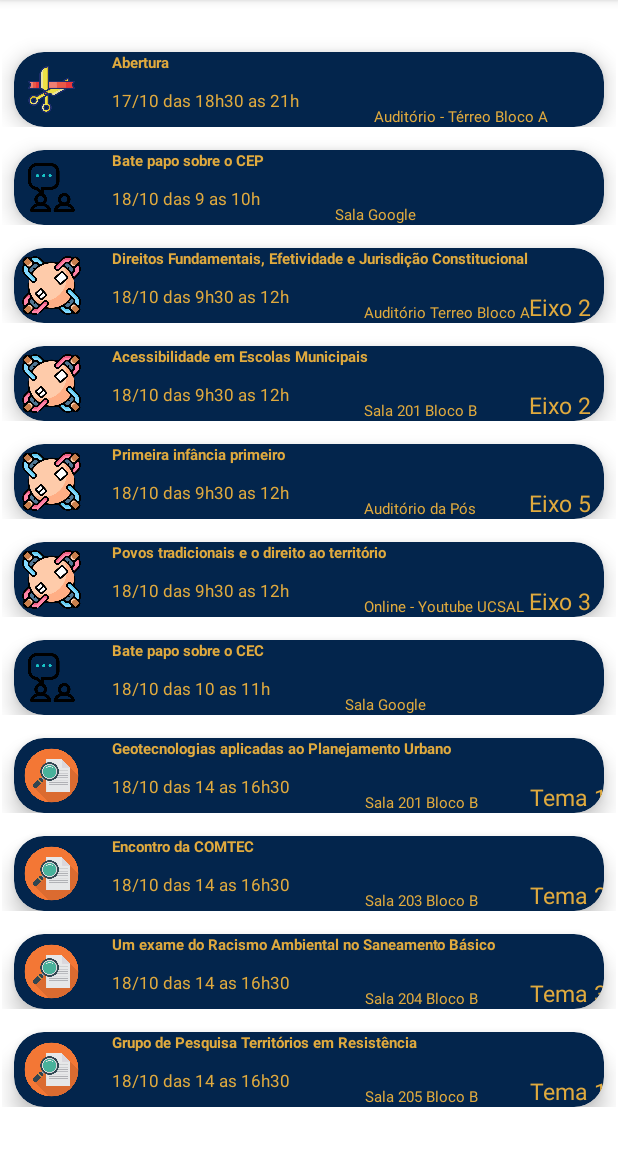
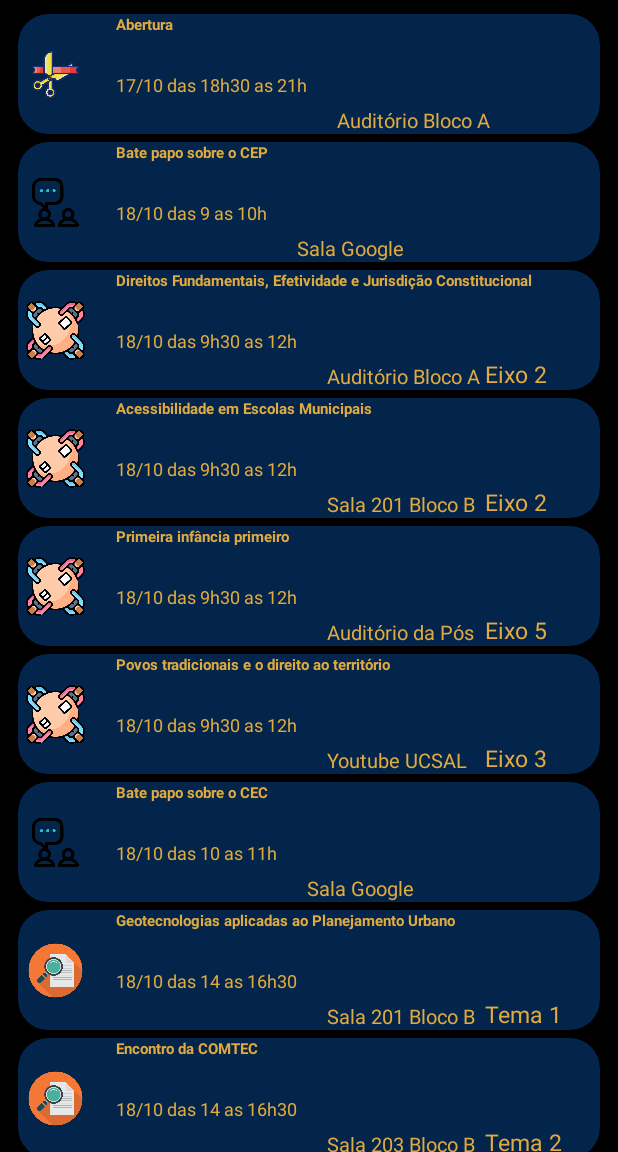
Before and after one commit to guilherme-boaventura/ProgramacaoSEMOC, an Android app: the MainActivity screen opened directly, with no data from a screen before it, on a phone screen of 412 x 824 dp, the part 84-1236 px from its top. Run offline under Robolectric (Android 15) with nearby library versions, the phone set to English and light mode, and no system bars.

Commit message:
Add files via upload

```diff
--- a/app/src/main/res/layout/activity_main2.xml
+++ b/app/src/main/res/layout/activity_main2.xml
@@ -3,12 +3,15 @@
     xmlns:app="http://schemas.android.com/apk/res-auto"
     xmlns:tools="http://schemas.android.com/tools"
     android:layout_width="match_parent"
-    android:layout_height="match_parent">
+    android:layout_height="match_parent"
+    android:background="@color/black">
 
     <androidx.recyclerview.widget.RecyclerView
         android:id="@+id/mRecyclerView"
-        android:layout_width="409dp"
-        android:layout_height="729dp"
+        android:padding="4dp"
+        android:clipToPadding="false"
+        android:layout_width="match_parent"
+        android:layout_height="match_parent"
         app:layout_constraintBottom_toBottomOf="parent"
         app:layout_constraintEnd_toEndOf="parent"
         app:layout_constraintStart_toStartOf="parent"
--- a/app/src/main/res/layout/recycler_view_row.xml
+++ b/app/src/main/res/layout/recycler_view_row.xml
@@ -7,8 +7,9 @@
 
     <androidx.cardview.widget.CardView
         android:layout_width="match_parent"
-        android:layout_height="wrap_content"
-        android:layout_marginTop="15dp"
+        android:layout_height="80dp"
+        android:layout_marginTop="5dp"
+        android:layout_marginBottom="0dp"
         android:layout_marginStart="8dp"
         android:layout_marginEnd="8dp"
         app:cardBackgroundColor="@color/blue"
@@ -43,7 +44,7 @@
                 android:textSize="10sp"
                 android:textStyle="bold"
                 app:layout_constraintStart_toEndOf="@id/imageView"
-                app:layout_constraintTop_toTopOf="parent"/>
+                app:layout_constraintTop_toTopOf="parent" />
 
             <TextView
                 android:id="@+id/textView20"
@@ -52,34 +53,32 @@
                 android:layout_marginStart="15dp"
                 android:text="18/10 das 9:30 as 12h"
                 android:textColor="@color/gold"
-                android:textSize="11sp"
+                android:textSize="12sp"
                 app:layout_constraintBottom_toBottomOf="parent"
                 app:layout_constraintStart_toEndOf="@id/imageView"
-                app:layout_constraintTop_toBottomOf="@id/textView"/>
+                app:layout_constraintTop_toBottomOf="@id/textView" />
 
             <TextView
                 android:id="@+id/textView19"
                 android:layout_width="wrap_content"
                 android:layout_height="wrap_content"
+                android:layout_marginStart="20dp"
                 android:text="Auditório da Pós"
-                android:layout_marginStart="50dp"
                 android:textColor="@color/gold"
-                android:textSize="10sp"
+                android:textSize="13sp"
                 app:layout_constraintBottom_toBottomOf="parent"
-                app:layout_constraintStart_toEndOf="@id/textView20"
-                />
+                app:layout_constraintStart_toEndOf="@id/textView20" />
 
             <TextView
                 android:id="@+id/textView18"
                 android:layout_width="wrap_content"
                 android:layout_height="wrap_content"
+                android:layout_marginStart="125dp"
                 android:text="Eixo 1"
-                android:layout_marginStart="160dp"
                 android:textColor="@color/gold"
                 android:textSize="15sp"
                 app:layout_constraintBottom_toBottomOf="parent"
-                app:layout_constraintStart_toEndOf="@id/textView20"
-                />
+                app:layout_constraintStart_toEndOf="@id/textView20" />
 
         </androidx.constraintlayout.widget.ConstraintLayout>
     </androidx.cardview.widget.CardView>
--- a/app/src/main/res/values/strings.xml
+++ b/app/src/main/res/values/strings.xml
@@ -99,49 +99,49 @@
     </string-array>
 
     <string-array name="datasehoras">
-        <item> 17/10 das 18h30 as 21h </item>
-        <item> 18/10 das 9 as 10h</item>
-        <item> 18/10 das 9h30 as 12h </item>
-        <item> 18/10 das 9h30 as 12h</item>
-        <item> 18/10 das 9h30 as 12h</item>
-        <item> 18/10 das 9h30 as 12h</item>
-        <item> 18/10 das 10 as 11h</item>
-        <item> 18/10 das 14 as 16h30</item>
-        <item> 18/10 das 14 as 16h30</item>
-        <item> 18/10 das 14 as 16h30</item>
-        <item> 18/10 das 14 as 16h30</item>
-        <item> 18/10 das 14 as 16h30</item>
-        <item> 18/10 das 18:30 as 21h</item>
-        <item> 18/10 das 18:30 as 21h</item>
-        <item> 18/10 das 18:30 as 21h</item>
-        <item> 19/10 das 9h30 as 12h</item>
-        <item> 19/10 das 9h30 as 12h</item>
-        <item> 19/10 das 9h30 as 12h</item>
-        <item> 19/10 das 9h30 as 12h</item>
-        <item> 19/10 das 14 as 16h30</item>
-        <item> 19/10 das 14 as 16h30</item>
-        <item> 19/10 das 14 as 16h30</item>
-        <item> 19/10 das 14 as 16h30</item>
-        <item> 19/10 das 14 as 16h30</item>
-        <item> 19/10 das 18h30 as 21h</item>
-        <item> 19/10 das 18h30 as 21h</item>
-        <item> 20/10 das 9 as 10h</item>
-        <item> 20/10 das 9:30 as 12h</item>
-        <item> 20/10 das 9:30 as 12h</item>
-        <item> 20/10 das 9:30 as 12h</item>
-        <item> 20/10 das 14 as 16h30</item>
-        <item> 20/10 das 14 as 16h30</item>
-        <item> 20/10 das 14 as 16h30</item>
-        <item> 20/10 das 14 as 16h30</item>
-        <item> 20/10 das 14 as 16h30</item>
-        <item> 20/10 das 18h30 as 21h</item>
-        <item> 20/10 das 18h30 as 21h</item>
-        <item> 20/10 das 18h30 as 21h</item>
-        <item> 20/10 das 18h30 as 21h</item>
-        <item> 21/10 das 9h30 as 12h</item>
-        <item> 21/10 das 9h30 as 12h</item>
-        <item> 21/10 das 9h30 as 12h</item>
-        <item> 21/10 das 9h30 as 12h</item>
+        <item>17/10 das 18h30 as 21h </item>
+        <item>18/10 das 9 as 10h</item>
+        <item>18/10 das 9h30 as 12h </item>
+        <item>18/10 das 9h30 as 12h</item>
+        <item>18/10 das 9h30 as 12h</item>
+        <item>18/10 das 9h30 as 12h</item>
+        <item>18/10 das 10 as 11h</item>
+        <item>18/10 das 14 as 16h30</item>
+        <item>18/10 das 14 as 16h30</item>
+        <item>18/10 das 14 as 16h30</item>
+        <item>18/10 das 14 as 16h30</item>
+        <item>18/10 das 14 as 16h30</item>
+        <item>18/10 das 18:30 as 21h</item>
+        <item>18/10 das 18:30 as 21h</item>
+        <item>18/10 das 18:30 as 21h</item>
+        <item>19/10 das 9h30 as 12h</item>
+        <item>19/10 das 9h30 as 12h</item>
+        <item>19/10 das 9h30 as 12h</item>
+        <item>19/10 das 9h30 as 12h</item>
+        <item>19/10 das 14 as 16h30</item>
+        <item>19/10 das 14 as 16h30</item>
+        <item>19/10 das 14 as 16h30</item>
+        <item>19/10 das 14 as 16h30</item>
+        <item>19/10 das 14 as 16h30</item>
+        <item>19/10 das 18h30 as 21h</item>
+        <item>19/10 das 18h30 as 21h</item>
+        <item>20/10 das 9 as 10h</item>
+        <item>20/10 das 9:30 as 12h</item>
+        <item>20/10 das 9:30 as 12h</item>
+        <item>20/10 das 9:30 as 12h</item>
+        <item>20/10 das 14 as 16h30</item>
+        <item>20/10 das 14 as 16h30</item>
+        <item>20/10 das 14 as 16h30</item>
+        <item>20/10 das 14 as 16h30</item>
+        <item>20/10 das 14 as 16h30</item>
+        <item>20/10 das 18h30 as 21h</item>
+        <item>20/10 das 18h30 as 21h</item>
+        <item>20/10 das 18h30 as 21h</item>
+        <item>20/10 das 18h30 as 21h</item>
+        <item>21/10 das 9h30 as 12h</item>
+        <item>21/10 das 9h30 as 12h</item>
+        <item>21/10 das 9h30 as 12h</item>
+        <item>21/10 das 9h30 as 12h</item>
 
 
 
@@ -149,49 +149,49 @@
 
 
     <string-array name="locais">
-        <item> Auditório - Térreo Bloco A </item>
-        <item> Sala Google</item>
-        <item> Auditório Terreo Bloco A</item>
-        <item> Sala 201 Bloco B </item>
-        <item> Auditório da Pós</item>
-        <item> Online - Youtube UCSAL</item>
+        <item>Auditório Bloco A </item>
+        <item>Sala Google</item>
+        <item>Auditório Bloco A </item>
+        <item>Sala 201 Bloco B </item>
+        <item>Auditório da Pós</item>
+        <item>Youtube UCSAL</item>
         <item>Sala Google</item>
         <item>Sala 201 Bloco B</item>
         <item>Sala 203 Bloco B</item>
         <item>Sala 204 Bloco B</item>
         <item>Sala 205 Bloco B</item>
-        <item> Auditório Terreo Bloco A</item>
-        <item> Auditório Terreo Bloco A</item>
-        <item> Auditório da Pós</item>
+        <item>Auditório Bloco A </item>
+        <item>Auditório Bloco A </item>
+        <item>Auditório da Pós</item>
         <item>Sala 201 Bloco B</item>
-        <item>Online - Youtube UCSAL</item>
-        <item> Auditório Terreo Bloco A</item>
+        <item>Youtube UCSAL</item>
+        <item>Auditório Bloco A</item>
         <item>Sala 201 Bloco B</item>
-        <item> Auditório da Pós</item>
+        <item>Auditório da Pós</item>
         <item>Sala 201 Bloco B</item>
         <item>Sala 203 Bloco B</item>
         <item>Sala 204 Bloco B</item>
         <item>Sala 205 Bloco B</item>
-        <item> Auditório Terreo Bloco A</item>
-        <item> Auditório Terreo Bloco A</item>
+        <item>Auditório Bloco A </item>
+        <item>Auditório Bloco A </item>
         <item>Sala 201 Bloco B</item>
-        <item> Sala Google</item>
-        <item> Online - Youtube UCSAL</item>
-        <item> Auditório Terreo Bloco A</item>
-        <item> Auditório da Pós</item>
+        <item>Sala Google</item>
+        <item>Youtube UCSAL</item>
+        <item>Auditório Bloco A </item>
+        <item>Auditório da Pós</item>
         <item>Sala 201 Bloco B</item>
         <item>Sala 203 Bloco B</item>
         <item>Sala 204 Bloco B</item>
         <item>Sala 205 Bloco B</item>
-        <item> Online - Youtube UCSAL</item>
-        <item> Online - Youtube UCSAL</item>
-        <item> Auditório da Pós</item>
-        <item> Auditório Terreo Bloco A</item>
+        <item>Youtube UCSAL</item>
+        <item>Youtube UCSAL</item>
+        <item>Auditório da Pós</item>
+        <item>Auditório Bloco A </item>
         <item>Sala 201 Bloco B</item>
-        <item> Auditório Terreo Bloco A</item>
-        <item> Auditório da Pós</item>
+        <item>Auditório Bloco A </item>
+        <item>Auditório da Pós</item>
         <item>Sala 201 Bloco B</item>
-        <item> Online - Youtube UCSAL</item>
+        <item>Youtube UCSAL</item>
 
 
     </string-array>
```
